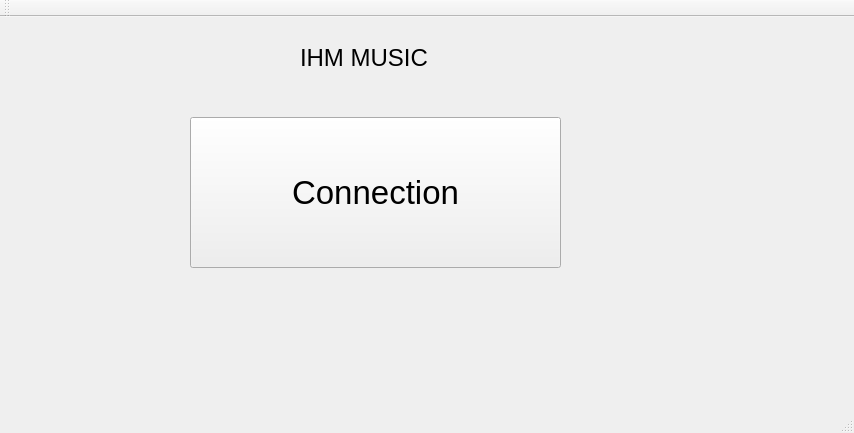
Nurbain/ProjetIHM, file ProjetMPV/Client/mainwindow.ui: the form before one commit.
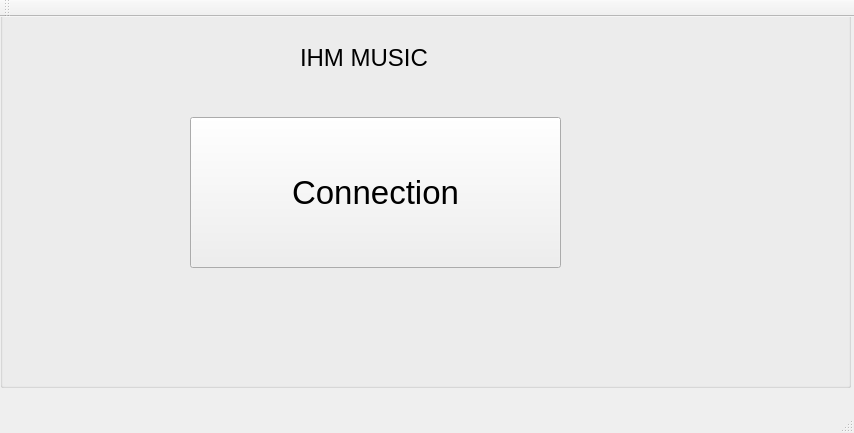
The form after the commit. The open tabs and pages were chosen to show the change. Icons and pictures are not drawn.

Commit message: Info durée sur client

Diff of the .ui file:
```diff
--- a/ProjetMPV/Client/mainwindow.ui
+++ b/ProjetMPV/Client/mainwindow.ui
@@ -1189,6 +1189,28 @@
        <string>IHM MUSIC</string>
       </property>
      </widget>
+     <widget class="QGroupBox" name="groupBox">
+      <property name="geometry">
+       <rect>
+        <x>0</x>
+        <y>-20</y>
+        <width>851</width>
+        <height>391</height>
+       </rect>
+      </property>
+      <property name="autoFillBackground">
+       <bool>false</bool>
+      </property>
+      <property name="styleSheet">
+       <string notr="true"/>
+      </property>
+      <property name="title">
+       <string>GroupBox</string>
+      </property>
+     </widget>
+     <zorder>groupBox</zorder>
+     <zorder>pushButton_2</zorder>
+     <zorder>label</zorder>
     </widget>
    </widget>
   </widget>
```
Left out of the diff: 31 changed lines with no effect on the pictures. The commit also changes 2 other files.
